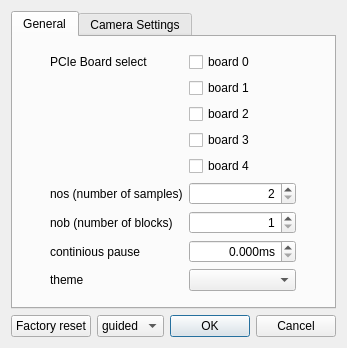
Old version of the form escam/dialogsettings.ui in the repository Entwicklungsburo-Stresing/EBST_CAM.
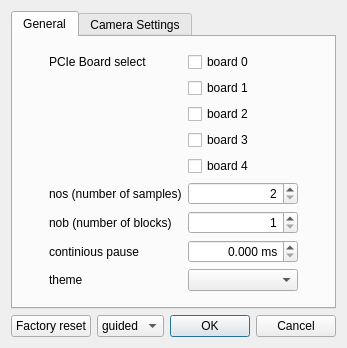
New version of the form. Custom widgets are drawn as their Qt base class.

The edit to the form file:
```diff
--- a/escam/dialogsettings.ui
+++ b/escam/dialogsettings.ui
@@ -150,7 +150,7 @@
             <set>Qt::AlignRight|Qt::AlignTrailing|Qt::AlignVCenter</set>
            </property>
            <property name="suffix">
-            <string>ms</string>
+            <string> ms</string>
            </property>
            <property name="decimals">
             <number>3</number>
```
